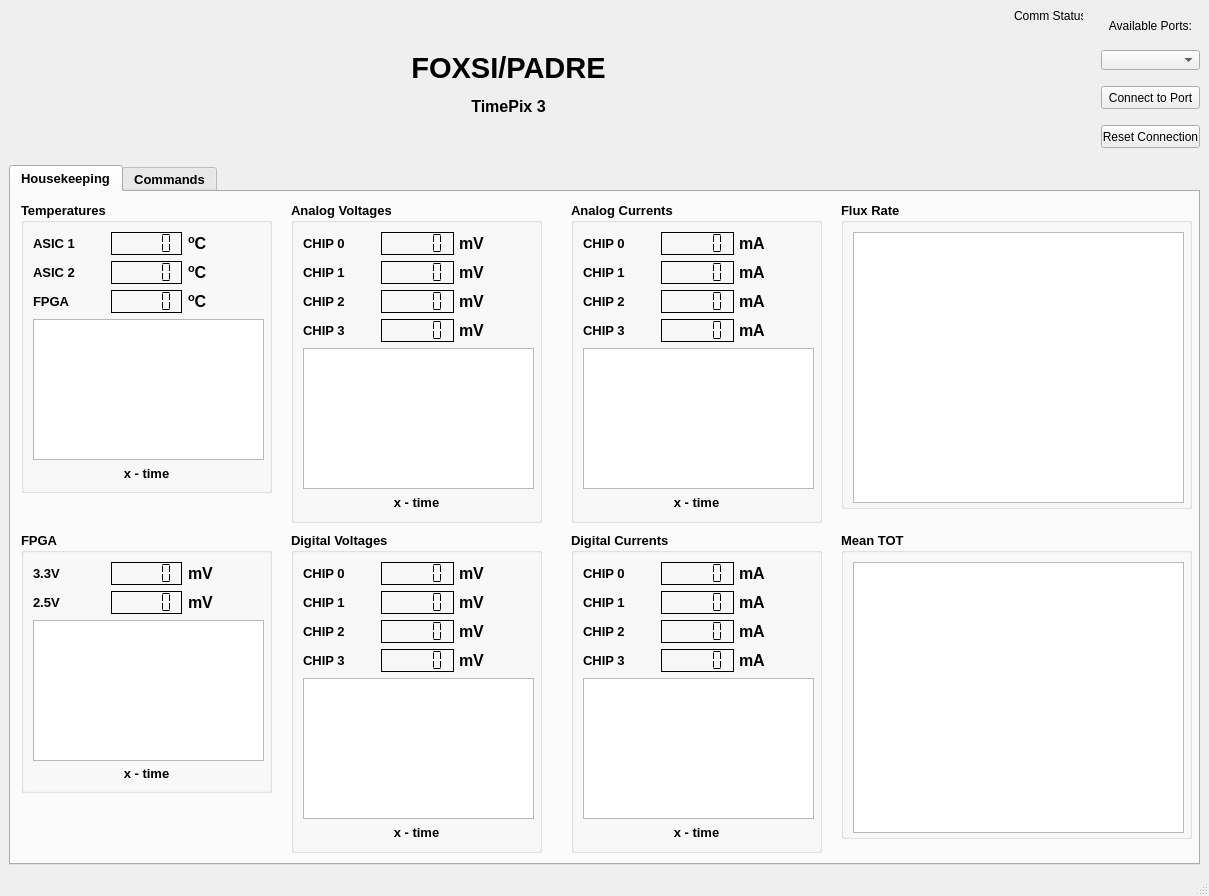
Above: src/Templates/untitled.ui from ace-stratton/FOXSIPADREGUI before the change. Below: the same form after it.
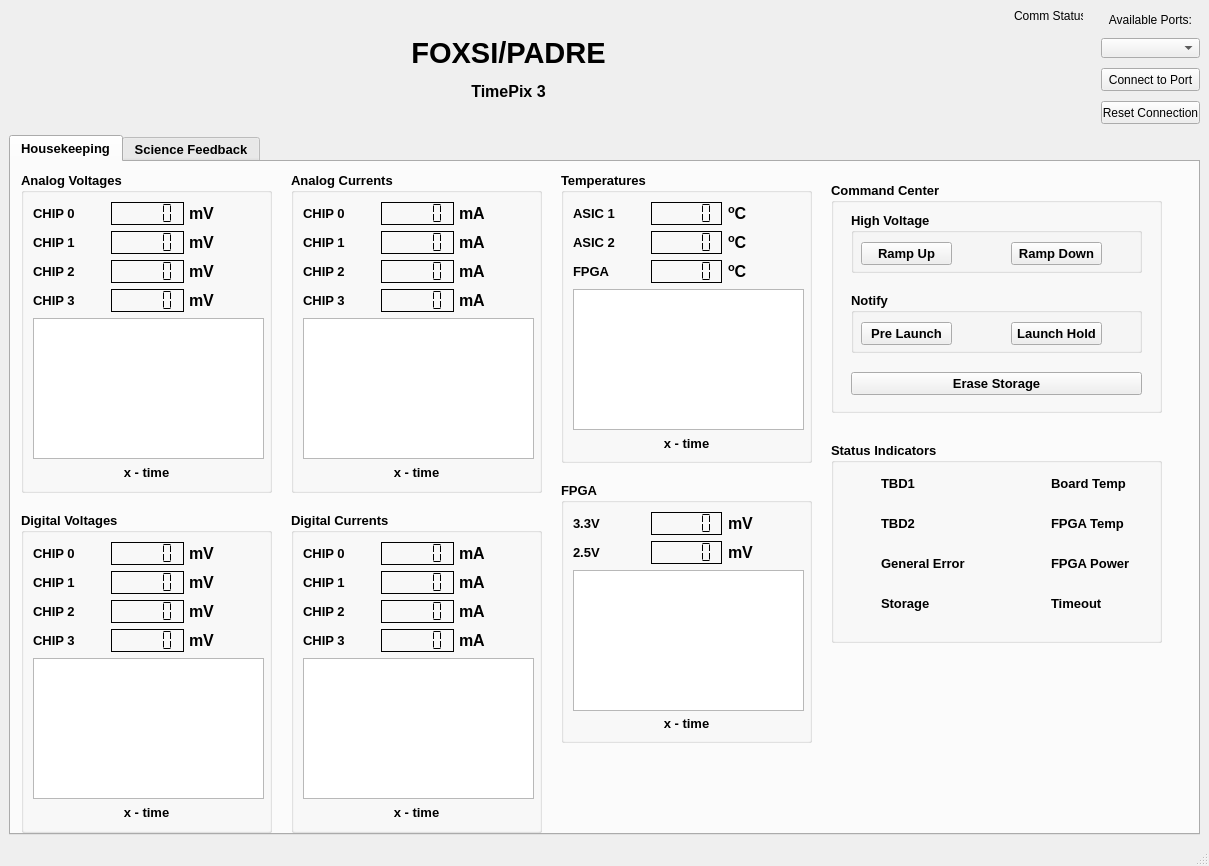
That is the form after the change. The open tabs and pages were chosen to show the change. Icons and pictures are not drawn. Custom widgets are drawn as their Qt base class.

Commit message: Added avg value readout box for mean TOT and flux rate, put those on the second page under science feed back, added a status center as well as a control panel

Patch:
```diff
--- a/src/Templates/untitled.ui
+++ b/src/Templates/untitled.ui
@@ -7,7 +7,7 @@
     <x>0</x>
     <y>0</y>
     <width>1209</width>
-    <height>896</height>
+    <height>866</height>
    </rect>
   </property>
   <property name="windowTitle">
@@ -230,8 +230,8 @@
        <widget class="QGroupBox" name="groupBox_2">
         <property name="geometry">
          <rect>
-          <x>10</x>
-          <y>340</y>
+          <x>550</x>
+          <y>320</y>
           <width>251</width>
           <height>261</height>
          </rect>
@@ -366,7 +366,7 @@
        <widget class="QGroupBox" name="groupBox_3">
         <property name="geometry">
          <rect>
-          <x>280</x>
+          <x>10</x>
           <y>10</y>
           <width>251</width>
           <height>321</height>
@@ -728,8 +728,8 @@
        <widget class="QGroupBox" name="groupBox_4">
         <property name="geometry">
          <rect>
-          <x>280</x>
-          <y>340</y>
+          <x>10</x>
+          <y>350</y>
           <width>251</width>
           <height>321</height>
          </rect>
@@ -1090,7 +1090,7 @@
        <widget class="QGroupBox" name="groupBox">
         <property name="geometry">
          <rect>
-          <x>10</x>
+          <x>550</x>
           <y>10</y>
           <width>251</width>
           <height>291</height>
@@ -1275,7 +1275,7 @@
        <widget class="QGroupBox" name="groupBox_5">
         <property name="geometry">
          <rect>
-          <x>560</x>
+          <x>280</x>
           <y>10</y>
           <width>251</width>
           <height>321</height>
@@ -1637,8 +1637,8 @@
        <widget class="QGroupBox" name="groupBox_6">
         <property name="geometry">
          <rect>
-          <x>560</x>
-          <y>340</y>
+          <x>280</x>
+          <y>350</y>
           <width>251</width>
           <height>321</height>
          </rect>
@@ -1999,69 +1999,600 @@
        <widget class="QGroupBox" name="groupBox_7">
         <property name="geometry">
          <rect>
-          <x>830</x>
-          <y>10</y>
-          <width>351</width>
-          <height>307</height>
+          <x>820</x>
+          <y>280</y>
+          <width>331</width>
+          <height>201</height>
          </rect>
         </property>
         <property name="title">
-         <string>Flux Rate</string>
+         <string>Status Indicators</string>
         </property>
-        <layout class="QGridLayout" name="gridLayout_11">
-         <item row="0" column="0">
-          <widget class="PlotWidget" name="graphicsView_7">
-           <property name="minimumSize">
-            <size>
-             <width>331</width>
-             <height>271</height>
-            </size>
-           </property>
-           <property name="maximumSize">
-            <size>
-             <width>331</width>
-             <height>271</height>
-            </size>
-           </property>
-          </widget>
-         </item>
-        </layout>
+        <widget class="QLabel" name="label_53">
+         <property name="geometry">
+          <rect>
+           <x>50</x>
+           <y>30</y>
+           <width>72</width>
+           <height>23</height>
+          </rect>
+         </property>
+         <property name="minimumSize">
+          <size>
+           <width>72</width>
+           <height>23</height>
+          </size>
+         </property>
+         <property name="maximumSize">
+          <size>
+           <width>72</width>
+           <height>23</height>
+          </size>
+         </property>
+         <property name="text">
+          <string>&lt;html&gt;&lt;head/&gt;&lt;body&gt;&lt;p&gt;TBD1&lt;/p&gt;&lt;/body&gt;&lt;/html&gt;</string>
+         </property>
+        </widget>
+        <widget class="QLabel" name="label_54">
+         <property name="geometry">
+          <rect>
+           <x>50</x>
+           <y>70</y>
+           <width>72</width>
+           <height>23</height>
+          </rect>
+         </property>
+         <property name="minimumSize">
+          <size>
+           <width>72</width>
+           <height>23</height>
+          </size>
+         </property>
+         <property name="maximumSize">
+          <size>
+           <width>72</width>
+           <height>23</height>
+          </size>
+         </property>
+         <property name="text">
+          <string>&lt;html&gt;&lt;head/&gt;&lt;body&gt;&lt;p&gt;TBD2&lt;/p&gt;&lt;/body&gt;&lt;/html&gt;</string>
+         </property>
+        </widget>
+        <widget class="QLabel" name="label_55">
+         <property name="geometry">
+          <rect>
+           <x>50</x>
+           <y>110</y>
+           <width>91</width>
+           <height>23</height>
+          </rect>
+         </property>
+         <property name="text">
+          <string>&lt;html&gt;&lt;head/&gt;&lt;body&gt;&lt;p&gt;General Error&lt;/p&gt;&lt;/body&gt;&lt;/html&gt;</string>
+         </property>
+        </widget>
+        <widget class="QLabel" name="label_60">
+         <property name="geometry">
+          <rect>
+           <x>50</x>
+           <y>150</y>
+           <width>91</width>
+           <height>23</height>
+          </rect>
+         </property>
+         <property name="text">
+          <string>&lt;html&gt;&lt;head/&gt;&lt;body&gt;&lt;p&gt;Storage&lt;/p&gt;&lt;/body&gt;&lt;/html&gt;</string>
+         </property>
+        </widget>
+        <widget class="QLabel" name="label_61">
+         <property name="geometry">
+          <rect>
+           <x>220</x>
+           <y>30</y>
+           <width>91</width>
+           <height>23</height>
+          </rect>
+         </property>
+         <property name="text">
+          <string>&lt;html&gt;&lt;head/&gt;&lt;body&gt;&lt;p&gt;Board Temp&lt;/p&gt;&lt;/body&gt;&lt;/html&gt;</string>
+         </property>
+        </widget>
+        <widget class="QLabel" name="label_63">
+         <property name="geometry">
+          <rect>
+           <x>20</x>
+           <y>70</y>
+           <width>21</width>
+           <height>21</height>
+          </rect>
+         </property>
+         <property name="minimumSize">
+          <size>
+           <width>21</width>
+           <height>21</height>
+          </size>
+         </property>
+         <property name="maximumSize">
+          <size>
+           <width>21</width>
+           <height>21</height>
+          </size>
+         </property>
+         <property name="text">
+          <string/>
+         </property>
+         <property name="pixmap">
+          <pixmap resource="../../resourcefile.qrc">:/images/resources/green_blinker.png</pixmap>
+         </property>
+         <property name="scaledContents">
+          <bool>true</bool>
+         </property>
+        </widget>
+        <widget class="QLabel" name="label_64">
+         <property name="geometry">
+          <rect>
+           <x>20</x>
+           <y>30</y>
+           <width>21</width>
+           <height>21</height>
+          </rect>
+         </property>
+         <property name="minimumSize">
+          <size>
+           <width>21</width>
+           <height>21</height>
+          </size>
+         </property>
+         <property name="maximumSize">
+          <size>
+           <width>21</width>
+           <height>21</height>
+          </size>
+         </property>
+         <property name="text">
+          <string/>
+         </property>
+         <property name="pixmap">
+          <pixmap resource="../../resourcefile.qrc">:/images/resources/green_blinker.png</pixmap>
+         </property>
+         <property name="scaledContents">
+          <bool>true</bool>
+         </property>
+        </widget>
+        <widget class="QLabel" name="label_65">
+         <property name="geometry">
+          <rect>
+           <x>20</x>
+           <y>110</y>
+           <width>21</width>
+           <height>21</height>
+          </rect>
+         </property>
+         <property name="minimumSize">
+          <size>
+           <width>21</width>
+           <height>21</height>
+          </size>
+         </property>
+         <property name="maximumSize">
+          <size>
+           <width>21</width>
+           <height>21</height>
+          </size>
+         </property>
+         <property name="text">
+          <string/>
+         </property>
+         <property name="pixmap">
+          <pixmap resource="../../resourcefile.qrc">:/images/resources/green_blinker.png</pixmap>
+         </property>
+         <property name="scaledContents">
+          <bool>true</bool>
+         </property>
+        </widget>
+        <widget class="QLabel" name="label_66">
+         <property name="geometry">
+          <rect>
+           <x>20</x>
+           <y>150</y>
+           <width>21</width>
+           <height>21</height>
+          </rect>
+         </property>
+         <property name="minimumSize">
+          <size>
+           <width>21</width>
+           <height>21</height>
+          </size>
+         </property>
+         <property name="maximumSize">
+          <size>
+           <width>21</width>
+           <height>21</height>
+          </size>
+         </property>
+         <property name="text">
+          <string/>
+         </property>
+         <property name="pixmap">
+          <pixmap resource="../../resourcefile.qrc">:/images/resources/green_blinker.png</pixmap>
+         </property>
+         <property name="scaledContents">
+          <bool>true</bool>
+         </property>
+        </widget>
+        <widget class="QLabel" name="label_62">
+         <property name="geometry">
+          <rect>
+           <x>220</x>
+           <y>70</y>
+           <width>91</width>
+           <height>23</height>
+          </rect>
+         </property>
+         <property name="text">
+          <string>&lt;html&gt;&lt;head/&gt;&lt;body&gt;&lt;p&gt;FPGA Temp&lt;/p&gt;&lt;/body&gt;&lt;/html&gt;</string>
+         </property>
+        </widget>
+        <widget class="QLabel" name="label_67">
+         <property name="geometry">
+          <rect>
+           <x>220</x>
+           <y>110</y>
+           <width>91</width>
+           <height>23</height>
+          </rect>
+         </property>
+         <property name="text">
+          <string>&lt;html&gt;&lt;head/&gt;&lt;body&gt;&lt;p&gt;FPGA Power&lt;/p&gt;&lt;/body&gt;&lt;/html&gt;</string>
+         </property>
+        </widget>
+        <widget class="QLabel" name="label_68">
+         <property name="geometry">
+          <rect>
+           <x>220</x>
+           <y>150</y>
+           <width>91</width>
+           <height>23</height>
+          </rect>
+         </property>
+         <property name="text">
+          <string>&lt;html&gt;&lt;head/&gt;&lt;body&gt;&lt;p&gt;Timeout&lt;/p&gt;&lt;/body&gt;&lt;/html&gt;</string>
+         </property>
+        </widget>
+        <widget class="QLabel" name="label_69">
+         <property name="geometry">
+          <rect>
+           <x>190</x>
+           <y>30</y>
+           <width>21</width>
+           <height>21</height>
+          </rect>
+         </property>
+         <property name="minimumSize">
+          <size>
+           <width>21</width>
+           <height>21</height>
+          </size>
+         </property>
+         <property name="maximumSize">
+          <size>
+           <width>21</width>
+           <height>21</height>
+          </size>
+         </property>
+         <property name="text">
+          <string/>
+         </property>
+         <property name="pixmap">
+          <pixmap resource="../../resourcefile.qrc">:/images/resources/green_blinker.png</pixmap>
+         </property>
+         <property name="scaledContents">
+          <bool>true</bool>
+         </property>
+        </widget>
+        <widget class="QLabel" name="label_70">
+         <property name="geometry">
+          <rect>
+           <x>190</x>
+           <y>70</y>
+           <width>21</width>
+           <height>21</height>
+          </rect>
+         </property>
+         <property name="minimumSize">
+          <size>
+           <width>21</width>
+           <height>21</height>
+          </size>
+         </property>
+         <property name="maximumSize">
+          <size>
+           <width>21</width>
+           <height>21</height>
+          </size>
+         </property>
+         <property name="text">
+          <string/>
+         </property>
+         <property name="pixmap">
+          <pixmap resource="../../resourcefile.qrc">:/images/resources/green_blinker.png</pixmap>
+         </property>
+         <property name="scaledContents">
+          <bool>true</bool>
+         </property>
+        </widget>
+        <widget class="QLabel" name="label_71">
+         <property name="geometry">
+          <rect>
+           <x>190</x>
+           <y>110</y>
+           <width>21</width>
+           <height>21</height>
+          </rect>
+         </property>
+         <property name="minimumSize">
+          <size>
+           <width>21</width>
+           <height>21</height>
+          </size>
+         </property>
+         <property name="maximumSize">
+          <size>
+           <width>21</width>
+           <height>21</height>
+          </size>
+         </property>
+         <property name="text">
+          <string/>
+         </property>
+         <property name="pixmap">
+          <pixmap resource="../../resourcefile.qrc">:/images/resources/green_blinker.png</pixmap>
+         </property>
+         <property name="scaledContents">
+          <bool>true</bool>
+         </property>
+        </widget>
+        <widget class="QLabel" name="label_72">
+         <property name="geometry">
+          <rect>
+           <x>190</x>
+           <y>150</y>
+           <width>21</width>
+           <height>21</height>
+          </rect>
+         </property>
+         <property name="minimumSize">
+          <size>
+           <width>21</width>
+           <height>21</height>
+          </size>
+         </property>
+         <property name="maximumSize">
+          <size>
+           <width>21</width>
+           <height>21</height>
+          </size>
+         </property>
+         <property name="text">
+          <string/>
+         </property>
+         <property name="pixmap">
+          <pixmap resource="../../resourcefile.qrc">:/images/resources/green_blinker.png</pixmap>
+         </property>
+         <property name="scaledContents">
+          <bool>true</bool>
+         </property>
+        </widget>
        </widget>
        <widget class="QGroupBox" name="groupBox_8">
         <property name="geometry">
          <rect>
-          <x>830</x>
-          <y>340</y>
-          <width>351</width>
-          <height>307</height>
+          <x>820</x>
+          <y>20</y>
+          <width>331</width>
+          <height>231</height>
          </rect>
         </property>
         <property name="title">
-         <string>Mean TOT</string>
+         <string>Command Center</string>
         </property>
-        <layout class="QGridLayout" name="gridLayout_12">
-         <item row="0" column="0">
-          <widget class="PlotWidget" name="graphicsView_8">
-           <property name="minimumSize">
-            <size>
-             <width>331</width>
-             <height>271</height>
-            </size>
-           </property>
-           <property name="maximumSize">
-            <size>
-             <width>331</width>
-             <height>271</height>
-            </size>
-           </property>
-          </widget>
-         </item>
-        </layout>
+        <widget class="QGroupBox" name="groupBox_11">
+         <property name="geometry">
+          <rect>
+           <x>20</x>
+           <y>30</y>
+           <width>291</width>
+           <height>61</height>
+          </rect>
+         </property>
+         <property name="title">
+          <string>High Voltage</string>
+         </property>
+         <widget class="QPushButton" name="pushButton_3">
+          <property name="geometry">
+           <rect>
+            <x>10</x>
+            <y>30</y>
+            <width>91</width>
+            <height>23</height>
+           </rect>
+          </property>
+          <property name="text">
+           <string>Ramp Up</string>
+          </property>
+         </widget>
+         <widget class="QLabel" name="label_73">
+          <property name="geometry">
+           <rect>
+            <x>110</x>
+            <y>30</y>
+            <width>21</width>
+            <height>21</height>
+           </rect>
+          </property>
+          <property name="maximumSize">
+           <size>
+            <width>21</width>
+            <height>21</height>
+           </size>
+          </property>
+          <property name="text">
+           <string/>
+          </property>
+          <property name="pixmap">
+           <pixmap resource="../../resourcefile.qrc">:/images/resources/red_blinker.png</pixmap>
+          </property>
+          <property name="scaledContents">
+           <bool>true</bool>
+          </property>
+         </widget>
+         <widget class="QPushButton" name="pushButton_4">
+          <property name="geometry">
+           <rect>
+            <x>160</x>
+            <y>30</y>
+            <width>91</width>
+            <height>23</height>
+           </rect>
+          </property>
+          <property name="text">
+           <string>Ramp Down</string>
+          </property>
+         </widget>
+         <widget class="QLabel" name="label_74">
+          <property name="geometry">
+           <rect>
+            <x>260</x>
+            <y>30</y>
+            <width>21</width>
+            <height>21</height>
+           </rect>
+          </property>
+          <property name="maximumSize">
+           <size>
+            <width>21</width>
+            <height>21</height>
+           </size>
+          </property>
+          <property name="text">
+           <string/>
+          </property>
+          <property name="pixmap">
+           <pixmap resource="../../resourcefile.qrc">:/images/resources/red_blinker.png</pixmap>
+          </property>
+          <property name="scaledContents">
+           <bool>true</bool>
+          </property>
+         </widget>
+        </widget>
+        <widget class="QGroupBox" name="groupBox_12">
+         <property name="geometry">
+          <rect>
+           <x>20</x>
+           <y>110</y>
+           <width>291</width>
+           <height>61</height>
+          </rect>
+         </property>
+         <property name="title">
+          <string>Notify</string>
+         </property>
+         <widget class="QPushButton" name="pushButton_5">
+          <property name="geometry">
+           <rect>
+            <x>10</x>
+            <y>30</y>
+            <width>91</width>
+            <height>23</height>
+           </rect>
+          </property>
+          <property name="text">
+           <string>Pre Launch</string>
+          </property>
+         </widget>
+         <widget class="QLabel" name="label_75">
+          <property name="geometry">
+           <rect>
+            <x>110</x>
+            <y>30</y>
+            <width>21</width>
+            <height>21</height>
+           </rect>
+          </property>
+          <property name="maximumSize">
+           <size>
+            <width>21</width>
+            <height>21</height>
+           </size>
+          </property>
+          <property name="text">
+           <string/>
+          </property>
+          <property name="pixmap">
+           <pixmap resource="../../resourcefile.qrc">:/images/resources/red_blinker.png</pixmap>
+          </property>
+          <property name="scaledContents">
+           <bool>true</bool>
+          </property>
+         </widget>
+         <widget class="QPushButton" name="pushButton_6">
+          <property name="geometry">
+           <rect>
+            <x>160</x>
+            <y>30</y>
+            <width>91</width>
+            <height>23</height>
+           </rect>
+          </property>
+          <property name="text">
+           <string>Launch Hold</string>
+          </property>
+         </widget>
+         <widget class="QLabel" name="label_76">
+          <property name="geometry">
+           <rect>
+            <x>260</x>
+            <y>30</y>
+            <width>21</width>
+            <height>21</height>
+           </rect>
+          </property>
+          <property name="maximumSize">
+           <size>
+            <width>21</width>
+            <height>21</height>
+           </size>
+          </property>
+          <property name="text">
+           <string/>
+          </property>
+          <property name="pixmap">
+           <pixmap resource="../../resourcefile.qrc">:/images/resources/red_blinker.png</pixmap>
+          </property>
+          <property name="scaledContents">
+           <bool>true</bool>
+          </property>
+         </widget>
+        </widget>
+        <widget class="QPushButton" name="pushButton_7">
+         <property name="geometry">
+          <rect>
+           <x>20</x>
+           <y>190</y>
+           <width>291</width>
+           <height>23</height>
+          </rect>
+         </property>
+         <property name="text">
+          <string>Erase Storage</string>
+         </property>
+        </widget>
        </widget>
       </widget>
       <widget class="QWidget" name="tab_2">
        <attribute name="title">
-        <string>Commands</string>
+        <string>Science Feedback</string>
        </attribute>
       </widget>
      </widget>
```
Left out of the diff: 300 changed lines with no effect on the pictures. The commit also changes 1 other file.
